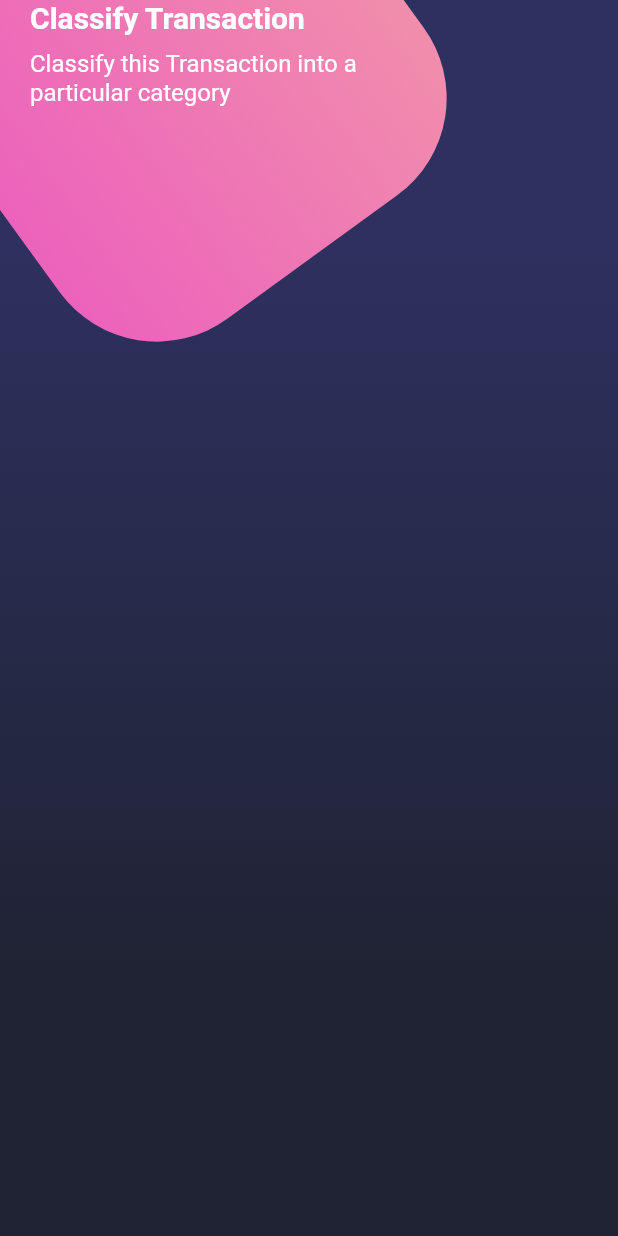
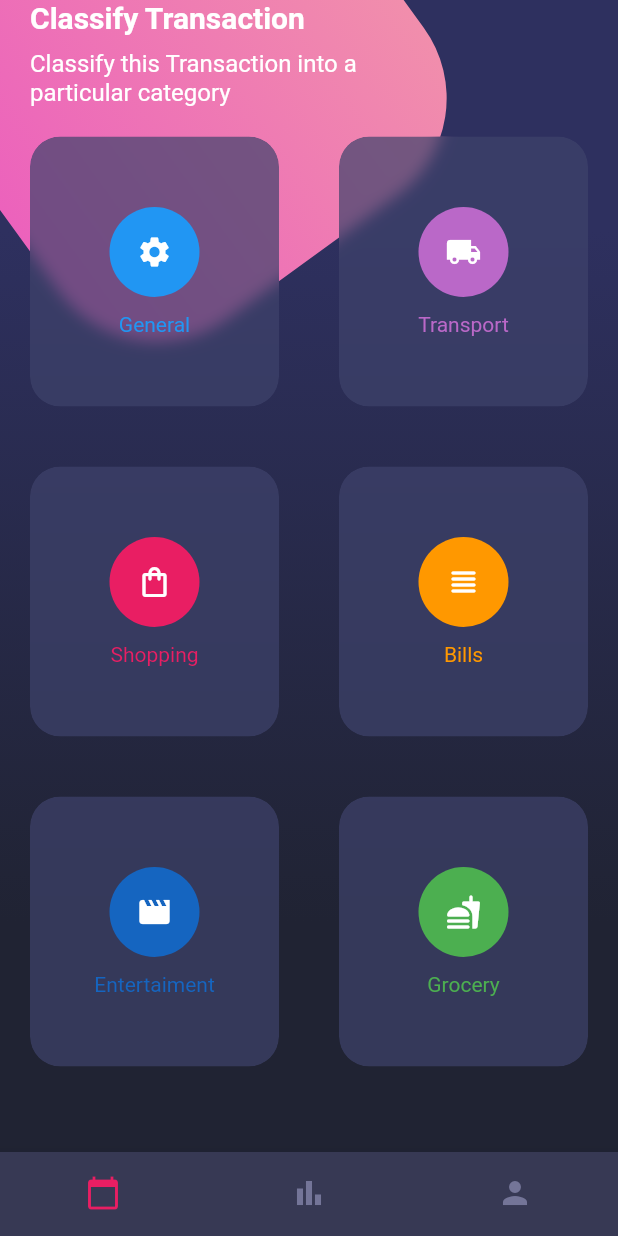
Before and after one commit to KestlerBarrios/modelos_ui, a Flutter app: the AdvancedDesign screen opened by its route, on a phone screen of 412 x 824 dp. Run offline on Flutter 3.47's test engine with Material 2 defaults, Android fonts, the phone set to English and light mode, and no system bars.

Commit message:
Finalizacion de la App

```diff
--- a/lib/main.dart
+++ b/lib/main.dart
@@ -12,6 +12,7 @@ class MyApp extends StatelessWidget {
   Widget build(BuildContext context) {
     SystemChrome.setSystemUIOverlayStyle(SystemUiOverlayStyle.light);
     return MaterialApp(
+      theme: ThemeData.dark(),
       debugShowCheckedModeBanner: false,
       title: 'Diseños de UI',
       home: HomePage(),
--- a/lib/src/screens/advanced_design.dart
+++ b/lib/src/screens/advanced_design.dart
@@ -1,5 +1,7 @@
 import 'package:flutter/material.dart';
 import 'package:modelos_ui/src/widgets/Background.dart';
+import 'package:modelos_ui/src/widgets/card_table.dart';
+import 'package:modelos_ui/src/widgets/custom_button_navigation.dart';
 import 'package:modelos_ui/src/widgets/page_title.dart';
 
 class AdvancedDesign extends StatelessWidget {
@@ -12,6 +14,7 @@ class AdvancedDesign extends StatelessWidget {
           _HomeBody(),
         ],
       ),
+      bottomNavigationBar: CustomButtomNavigation(),
     );
   }
 }
@@ -21,8 +24,10 @@ class _HomeBody extends StatelessWidget {
   Widget build(BuildContext context) {
     return SingleChildScrollView(
       child: Column(
+        crossAxisAlignment: CrossAxisAlignment.start,
         children: [
           PageTitle(),
+          CardTable(),
         ],
       ),
     );
--- /dev/null
+++ b/lib/src/widgets/card_table.dart
@@ -0,0 +1,104 @@
+import 'dart:ui';
+
+import 'package:flutter/material.dart';
+
+class CardTable extends StatelessWidget {
+  @override
+  Widget build(BuildContext context) {
+    return Table(
+      children: [
+        TableRow(children: [
+          _SingleCard(
+            color: Colors.blue,
+            text: 'General',
+            icon: Icons.settings,
+          ),
+          _SingleCard(
+            color: Colors.purple[300],
+            text: 'Transport',
+            icon: Icons.local_shipping,
+          ),
+        ]),
+        TableRow(children: [
+          _SingleCard(
+            color: Colors.pink,
+            text: 'Shopping',
+            icon: Icons.shopping_bag_outlined,
+          ),
+          _SingleCard(
+            color: Colors.orange,
+            text: 'Bills',
+            icon: Icons.view_headline_rounded,
+          ),
+        ]),
+        TableRow(children: [
+          _SingleCard(
+            color: Colors.blue[800],
+            text: 'Entertaiment',
+            icon: Icons.movie,
+          ),
+          _SingleCard(
+            color: Colors.green,
+            text: 'Grocery',
+            icon: Icons.fastfood_rounded,
+          ),
+        ]),
+      ],
+    );
+  }
+}
+
+class _SingleCard extends StatelessWidget {
+  final Color color;
+  final String text;
+  final IconData icon;
+
+  const _SingleCard({
+    @required this.color,
+    @required this.text,
+    @required this.icon,
+  });
+
+  @override
+  Widget build(BuildContext context) {
+    return Container(
+      margin: EdgeInsets.all(20),
+      child: ClipRRect(
+        borderRadius: BorderRadius.circular(20),
+        child: BackdropFilter(
+          filter: ImageFilter.blur(
+            sigmaX: 5,
+            sigmaY: 5,
+          ),
+          child: Container(
+            height: 180,
+            decoration: BoxDecoration(
+              color: Color.fromRGBO(62, 66, 107, 0.7),
+              borderRadius: BorderRadius.circular(20),
+            ),
+            child: Column(
+              mainAxisAlignment: MainAxisAlignment.center,
+              children: [
+                CircleAvatar(
+                  backgroundColor: this.color,
+                  child: Icon(
+                    this.icon,
+                    color: Colors.white,
+                  ),
+                  radius: 30,
+                ),
+                SizedBox(
+                  height: 10,
+                ),
+                Text(
+                  this.text,
+                  style: TextStyle(color: this.color),
+                )
+              ],
+            ),
+          ),
+        ),
+      ),
+    );
+  }
+}
--- /dev/null
+++ b/lib/src/widgets/custom_button_navigation.dart
@@ -0,0 +1,21 @@
+import 'package:flutter/material.dart';
+
+class CustomButtomNavigation extends StatelessWidget {
+  @override
+  Widget build(BuildContext context) {
+    return BottomNavigationBar(
+      showSelectedLabels: false,
+      showUnselectedLabels: false,
+      unselectedItemColor: Color.fromRGBO(116, 117, 152, 1),
+      selectedItemColor: Colors.pink,
+      backgroundColor: Color.fromRGBO(55, 57, 84, 1),
+      items: [
+        BottomNavigationBarItem(
+            icon: Icon(Icons.calendar_today), label: 'Calendario'),
+        BottomNavigationBarItem(
+            icon: Icon(Icons.bar_chart_outlined), label: 'Gráfica'),
+        BottomNavigationBarItem(icon: Icon(Icons.person), label: 'Usuario'),
+      ],
+    );
+  }
+}
```
